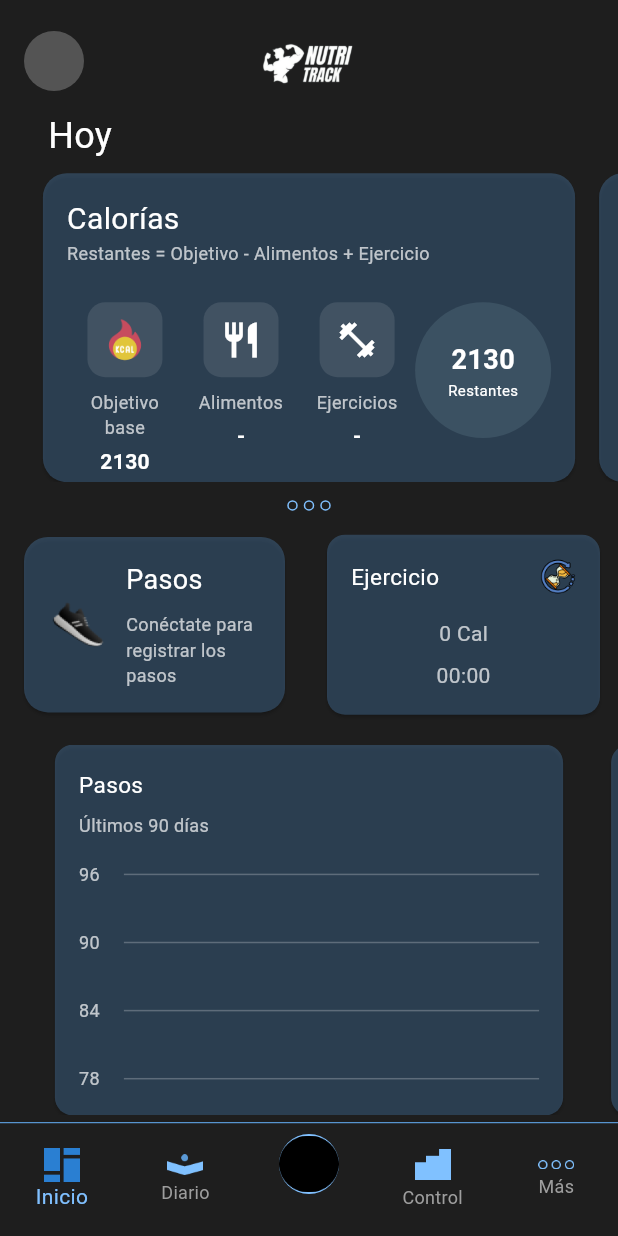
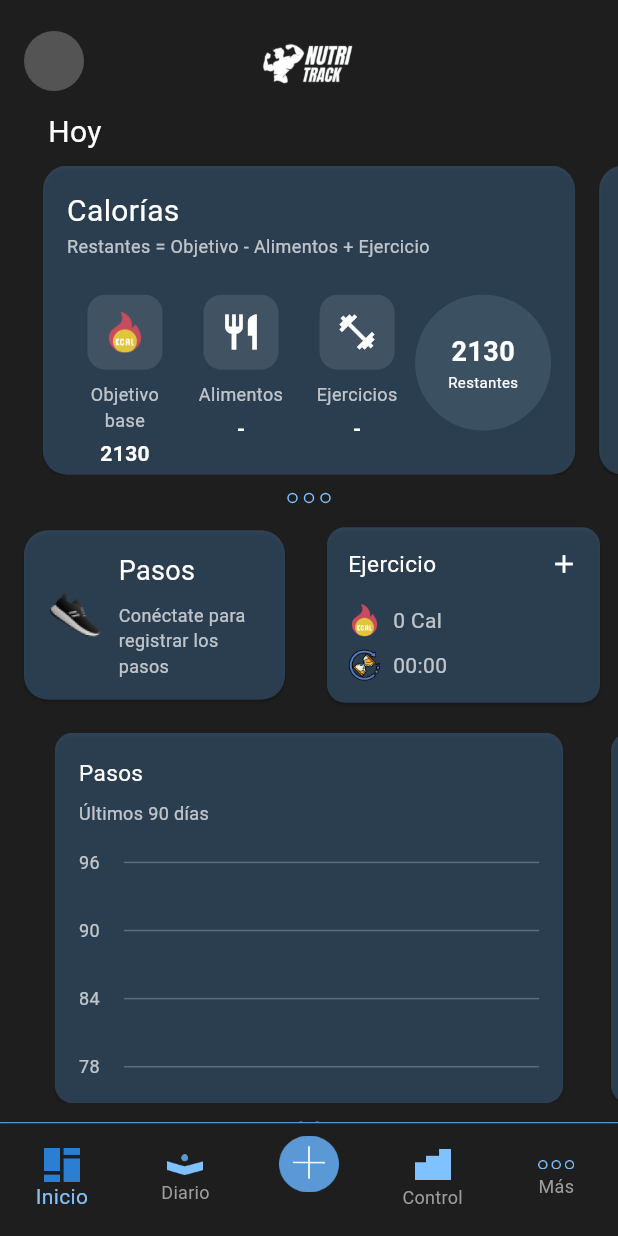
Before and after one commit to var-o18/NutriTrack, a Flutter app: the DashboardScreen screen opened by its route, on a phone screen of 412 x 824 dp. Run offline on Flutter 3.47's test engine with Material 3 defaults, Android fonts, the phone set to English and light mode, and no system bars; Roboto replaces fonts that are missing (Montserrat).

Commit message:
FRONT_front_dashboard_usuario: terminado dashboard sin funcionalidad. Carrusel en funcionamiento

```diff
--- a/frontend/lib/data/login_data.dart
+++ b/frontend/lib/data/login_data.dart
@@ -7,17 +7,17 @@ class LoginData with ChangeNotifier {
   LoginModel get datos => _login;
 
   void actualizarLogin({
-    String? correoelectronico,
+    String? correo,
     String? contrasena,
   }) {
-    if (correoelectronico != null) _login.correoelectronico = correoelectronico;
+    if (correo != null) _login.correo= correo;
     if (contrasena != null) _login.contrasena = contrasena;
 
     notifyListeners();
   }
 
   void limpiarDatos() {
-    _login.correoelectronico = null;
+    _login.correo = null;
     _login.contrasena = null;
     notifyListeners();
   }
--- a/frontend/lib/data/models/login_modelo.dart
+++ b/frontend/lib/data/models/login_modelo.dart
@@ -1,14 +1,17 @@
 class LoginModel {
-  String? _correoelectronico;
+  String? _correo;
   String? _contrasena;
 
-  String? get correoelectronico => _correoelectronico;
-  set correoelectronico(String? value) {
-    _correoelectronico = value;
-  }
+  String? get correo => _correo;
+  String? get contrasena => _contrasena;
 
-  String? get contrasena => _contrasena;
-  set contrasena(String? value) {
-    _contrasena = value;
+  set correo(String? value) => _correo = value;
+  set contrasena(String? value) => _contrasena = value;
+
+  Map<String, dynamic> toJson() {
+    return {
+      'correo': _correo,
+      'contrasena': _contrasena,
+    };
   }
 }
--- a/frontend/lib/presentation/pages/PantallaPrincipal/dashboard.dart
+++ b/frontend/lib/presentation/pages/PantallaPrincipal/dashboard.dart
@@ -18,7 +18,6 @@ class DashboardScreen extends StatelessWidget {
         child: Column(
           crossAxisAlignment: CrossAxisAlignment.start,
           children: [
-            // Custom Header (Profile + Logo)
             Padding(
               padding: const EdgeInsets.symmetric(horizontal: 16.0, vertical: 8.0),
               child: Row(
@@ -34,7 +33,7 @@ class DashboardScreen extends StatelessWidget {
                       ),
                     ),
                   ),
-                  const SizedBox(width: 40), // Spacer to balance the Row visually
+                  const SizedBox(width: 40),
                 ],
               ),
             ),
@@ -44,7 +43,7 @@ class DashboardScreen extends StatelessWidget {
                 "Hoy",
                 style: TextStyle(
                   color: Colors.white,
-                  fontSize: 24,
+                  fontSize: 20,
                   fontFamily: 'Montserrat',
                 ),
               ),
@@ -142,21 +141,8 @@ class DashboardScreen extends StatelessWidget {
                     child: Column(
                       mainAxisAlignment: MainAxisAlignment.center,
                       children: [
-                        Text(
-                            "2130",
-                            style: TextStyle(
-                                color: Colors.white,
-                                fontSize: 18,
-                                fontWeight: FontWeight.bold
-                            )
-                        ),
-                        Text(
-                            "Restantes",
-                            style: TextStyle(
-                                color: Colors.white,
-                                fontSize: 10
-                            )
-                        ),
+                        Text("2130", style: TextStyle(color: Colors.white, fontSize: 18, fontWeight: FontWeight.bold)),
+                        Text("Restantes", style: TextStyle(color: Colors.white, fontSize: 10))
                       ],
                     ),
                   ),
@@ -174,22 +160,36 @@ class DashboardScreen extends StatelessWidget {
       color: kCardColor,
       shape: RoundedRectangleBorder(borderRadius: BorderRadius.circular(12)),
       child: Padding(
-        padding: const EdgeInsets.all(16),
+        padding: const EdgeInsets.all(14),
         child: Column(
+          crossAxisAlignment: CrossAxisAlignment.start,
           children: [
             Row(
               mainAxisAlignment: MainAxisAlignment.spaceBetween,
-              children: [
-                const Text("Ejercicio", style: TextStyle(color: Colors.white, fontSize: 15)),
-                Image.asset('assets/images/controltiempo.png', width: 24),
+              children: const [
+                Text("Ejercicio", style: TextStyle(color: Colors.white, fontSize: 15)),
+                Icon(Icons.add, color: Colors.white, size: 20),
               ],
             ),
             const SizedBox(height: 16),
-            const Column(
+            Column(
+              crossAxisAlignment: CrossAxisAlignment.start,
               children: [
-                Text("0 Cal", style: TextStyle(color: Colors.white70, fontSize: 14)),
-                SizedBox(height: 8),
-                Text("00:00", style: TextStyle(color: Colors.white70, fontSize: 14)),
+                Row(
+                  children: [
+                    Image.asset('assets/images/fuegocalorias.png', width: 22),
+                    const SizedBox(width: 8),
+                    const Text("0 Cal", style: TextStyle(color: Colors.white70, fontSize: 14)),
+                  ],
+                ),
+                const SizedBox(height: 8),
+                Row(
+                  children: [
+                    Image.asset('assets/images/controltiempo.png', width: 22),
+                    const SizedBox(width: 8),
+                    const Text("00:00", style: TextStyle(color: Colors.white70, fontSize: 14)),
+                  ],
+                ),
               ],
             ),
           ],
@@ -251,56 +251,91 @@ class DashboardScreen extends StatelessWidget {
           ),
         ),
         const SizedBox(height: 8),
-        Text(
-            title,
-            textAlign: TextAlign.center,
-            style: const TextStyle(
-                color: Colors.white70,
-                fontSize: 12
-            )
+        Text(title, textAlign: TextAlign.center, style: const TextStyle(color: Colors.white70, fontSize: 12)),
+        const SizedBox(height: 4),
+        Text(value, style: const TextStyle(color: Colors.white, fontSize: 14, fontWeight: FontWeight.bold)),
+      ],
+    );
+  }
+
+  Widget _buildMacroCircle(String label, String value, Color color) {
+    return Column(
+      children: [
+        Container(
+          width: 80,
+          height: 80,
+          decoration: BoxDecoration(
+            shape: BoxShape.circle,
+            color: color.withOpacity(0.7),
+          ),
+          child: Center(
+            child: Text(
+              value,
+              style: const TextStyle(
+                color: Colors.white,
+                fontWeight: FontWeight.bold,
+              ),
+            ),
+          ),
         ),
-        const SizedBox(height: 4),
-        Text(
-            value,
-            style: const TextStyle(
-                color: Colors.white,
-                fontSize: 14,
-                fontWeight: FontWeight.bold
-            )
-        ),
+        const SizedBox(height: 8),
+        Text(label, style: const TextStyle(color: Colors.white70, fontSize: 12)),
       ],
     );
   }
 
   Widget _simpleCard(String title, {String? subtitle, String? iconPath}) {
+    if (title == "Macros") {
+      return Card(
+        color: kCardColor,
+        shape: RoundedRectangleBorder(borderRadius: BorderRadius.circular(16)),
+        margin: const EdgeInsets.symmetric(horizontal: 8),
+        child: Padding(
+          padding: const EdgeInsets.all(16),
+          child: Column(
+            crossAxisAlignment: CrossAxisAlignment.start,
+            children: [
+              const Text("Macros", style: TextStyle(color: Colors.white, fontSize: 18)),
+              const SizedBox(height: 16),
+              Row(
+                mainAxisAlignment: MainAxisAlignment.spaceEvenly,
+                children: [
+                  _buildMacroCircle("Carbs", "150g", Colors.blue),
+                  _buildMacroCircle("Proteína", "90g", Colors.green),
+                  _buildMacroCircle("Grasa", "60g", Colors.orange),
+                ],
+              ),
+            ],
+          ),
+        ),
+      );
+    }
+
     return Card(
       color: kCardColor,
       shape: RoundedRectangleBorder(borderRadius: BorderRadius.circular(16)),
       margin: const EdgeInsets.symmetric(horizontal: 8),
       child: Padding(
-        padding: const EdgeInsets.all(16),
+        padding: const EdgeInsets.all(14),
         child: title == "Pasos" && iconPath != null
             ? Row(
           children: [
             Image.asset(iconPath, width: 40),
-            const SizedBox(width: 12),
+            const SizedBox(width: 9),
             Expanded(
               child: Column(
                 crossAxisAlignment: CrossAxisAlignment.start,
                 children: [
                   Text(title, style: const TextStyle(color: Colors.white, fontSize: 18)),
                   const SizedBox(height: 8),
-                  Text(
-                    subtitle ?? '',
-                    style: const TextStyle(color: Colors.white70, fontSize: 12),
-                  ),
+                  Text(subtitle ?? '', style: const TextStyle(color: Colors.white70, fontSize: 12)),
                 ],
               ),
             ),
           ],
         )
             : Column(
-          mainAxisAlignment: MainAxisAlignment.center,
+          crossAxisAlignment: CrossAxisAlignment.start,
           children: [
             Text(title, style: const TextStyle(color: Colors.white, fontSize: 18)),
             if (subtitle != null) ...[
@@ -333,12 +368,7 @@ class DashboardScreen extends StatelessWidget {
               icon: Container(
                 width: 40,
                 height: 40,
-                decoration: const BoxDecoration(color: Color(0xFF80C0FF), shape: BoxShape.circle),
-                child: Image.asset(
-                  'assets/images/anadiralimento.png',
-                  width: 24,
-                  color: Colors.black,
-                ),
+                child: Image.asset('assets/images/anadiralimento.png', width: 24),
               ),
               label: "",
             ),
```
